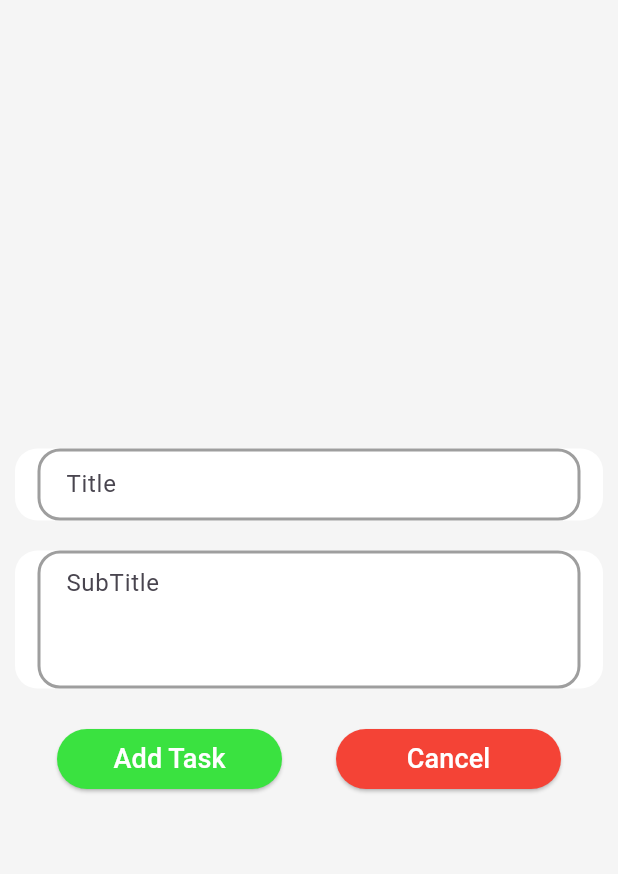
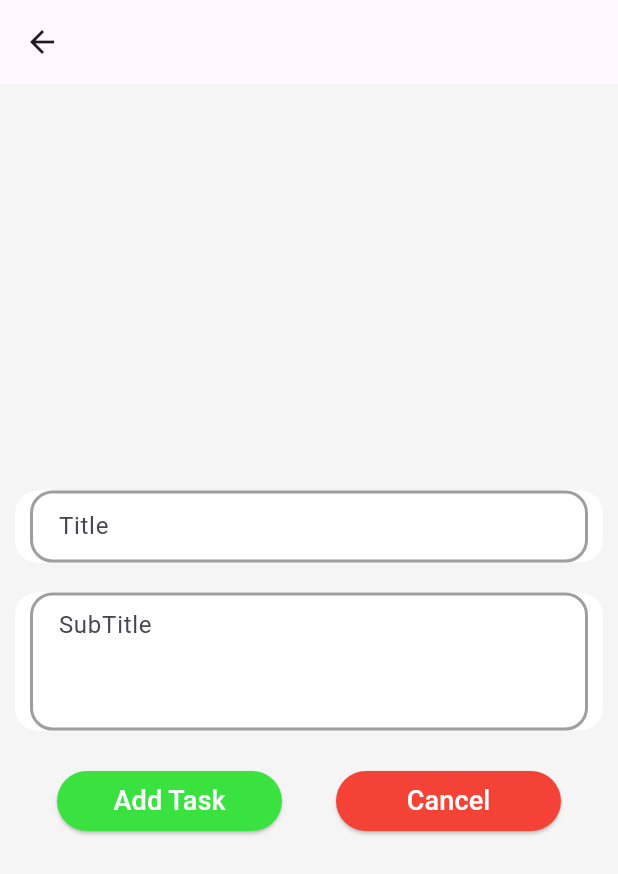
Before and after one commit to Legendary-Folah/project_todo, a Flutter app: the screen it shows once a user with an empty profile is signed in, after a tap on the "add" icon, on a phone screen of 412 x 824 dp. Shown: the top 874 px of the screen. Run offline on Flutter 3.47's test engine with Material 3 defaults, Android fonts, the phone set to English and light mode, and no system bars; our stand-ins replace cloud_firestore, firebase_auth, firebase_core, flutter_dotenv, fluttertoast, shared_preferences and 1 more; missing offline and left inert: msh_checkbox; accounts and stored records are empty.

Commit message:
fixed issue with adding and setting fields to the collections andd also issue with rendering data from the databse to the user Screen

```diff
--- a/lib/model/note_model.dart
+++ b/lib/model/note_model.dart
@@ -3,10 +3,8 @@ class Note {
   String? title;
   String? subTitle;
   String? time;
-  int? image;
   Note({
     this.id,
-    this.image,
     this.subTitle,
     this.time,
     this.title,
--- a/lib/presentation/screen/details/user_screen.dart
+++ b/lib/presentation/screen/details/user_screen.dart
@@ -59,7 +59,8 @@ class _UserScreenState extends State<UserScreen> {
         child: StreamBuilder<QuerySnapshot>(
           stream: FirestoreDataSource().stream(),
           builder: (context, snapshot) {
-            if (snapshot.hasData) {
+            print("Snapshot data: ${snapshot.data}");
+            if (!snapshot.hasData) {
               return const Center(
                 child: CircularProgressIndicator(
                   strokeWidth: 5,
--- a/lib/presentation/screen/task_screen/add_task_screen.dart
+++ b/lib/presentation/screen/task_screen/add_task_screen.dart
@@ -21,6 +21,7 @@ class _AddTaskScreenState extends State<AddTaskScreen> {
   @override
   Widget build(BuildContext context) {
     return Scaffold(
+      appBar: AppBar(),
       backgroundColor: Colors.grey.shade100,
       body: SafeArea(
         child: Column(
@@ -58,7 +59,7 @@ class _AddTaskScreenState extends State<AddTaskScreen> {
                         titleController.text,
                         subTitleController.text,
                       );
-                      Navigator.of(context);
+                      Navigator.of(context).pop();
                     },
                     child: const Text(
                       "Add Task",
@@ -78,7 +79,7 @@ class _AddTaskScreenState extends State<AddTaskScreen> {
                       ),
                     ),
                     onPressed: () {
-                      Navigator.of(context);
+                      Navigator.of(context).pop();
                     },
                     child: const Text(
                       "Cancel",
--- a/lib/presentation/widgets/add_task_text_field.dart
+++ b/lib/presentation/widgets/add_task_text_field.dart
@@ -24,7 +24,7 @@ class AddTaskTextField extends StatelessWidget {
     return Padding(
       padding: const EdgeInsets.symmetric(horizontal: 10, vertical: 5),
       child: Container(
-        padding: const EdgeInsets.symmetric(horizontal: 15),
+        padding: const EdgeInsets.symmetric(horizontal: 10),
         decoration: BoxDecoration(
           color: ColorsConst.white,
           borderRadius: BorderRadius.circular(15),
```
Also changed, not shown: lib/firebase/firebase_service.dart (+9 -9 lines).
